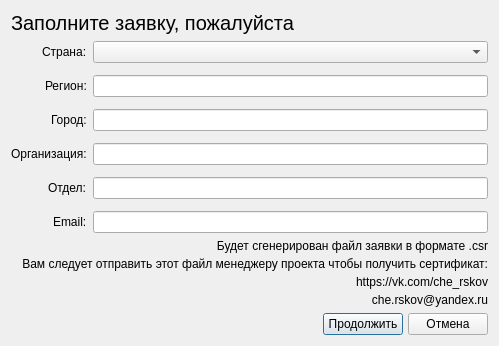
Qt form sources/registration.ui (denzor200/BiffGui) before a commit.
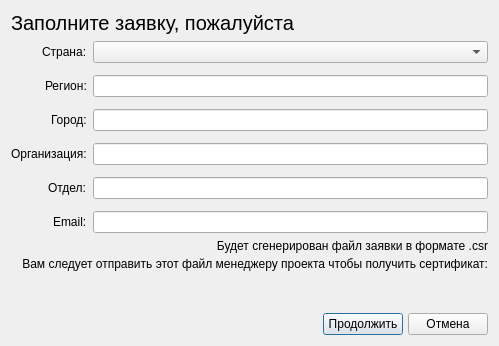
The same form after that commit.

Commit message: Using registration widget

Diff of the .ui file:
```diff
--- a/sources/registration.ui
+++ b/sources/registration.ui
@@ -133,7 +133,7 @@
      <item>
       <widget class="QLabel" name="label_11">
        <property name="text">
-        <string>https://vk.com/che_rskov</string>
+        <string>&lt;reserved&gt;</string>
        </property>
        <property name="alignment">
         <set>Qt::AlignRight|Qt::AlignTrailing|Qt::AlignVCenter</set>
@@ -143,7 +143,7 @@
      <item>
       <widget class="QLabel" name="label_10">
        <property name="text">
-        <string>che.rskov@yandex.ru</string>
+        <string>&lt;reserved&gt;</string>
        </property>
        <property name="alignment">
         <set>Qt::AlignRight|Qt::AlignTrailing|Qt::AlignVCenter</set>
```
Left out of the diff: 12 changed lines with no effect on the pictures. The commit also changes 4 other files.
